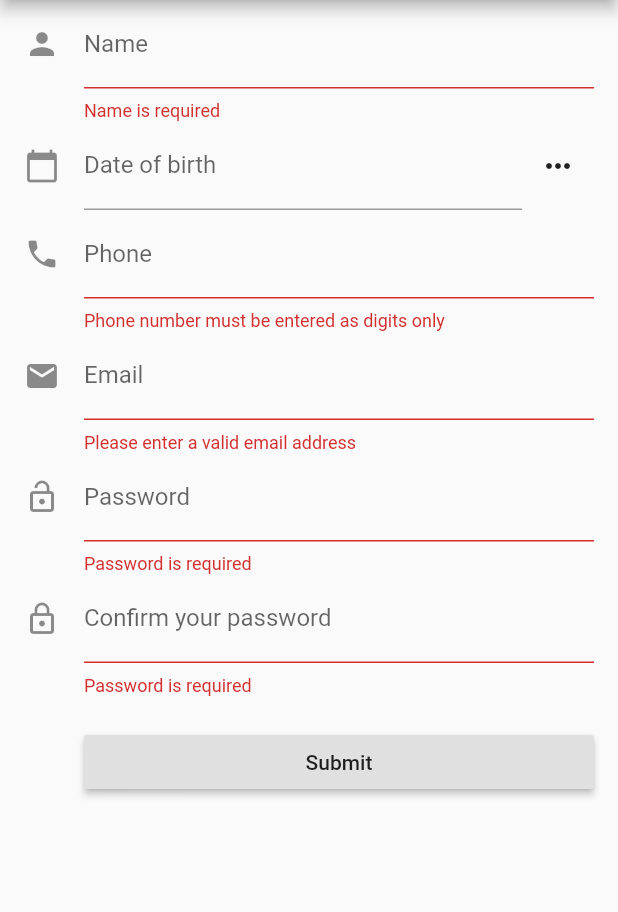
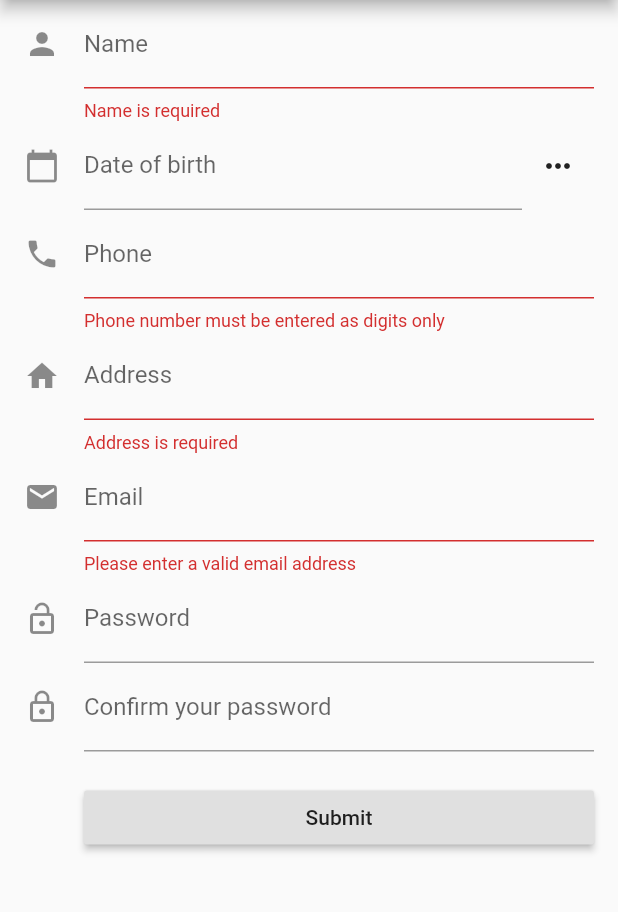
Before and after one commit to dfernandez33/Junior-Design-Plantlanta, a Flutter app: the Registration screen opened directly, on a phone screen of 412 x 824 dp, the part 84-996 px from its top. Run offline on Flutter 3.47's test engine with Material 2 defaults, Android fonts, the phone set to English and light mode, and no system bars; our stand-ins replace built_collection, built_value, cloud_functions, firebase_auth; accounts and stored records are empty; generated files the repository leaves out were written again; network calls fail; Roboto replaces fonts that are missing (Mukta).

Commit message:
Phone number fixed, address field added and password cross-check added

```diff
--- a/Flutter/lib/screens/registration.dart
+++ b/Flutter/lib/screens/registration.dart
@@ -19,15 +19,17 @@ class _RegistrationState extends State<Registration> {
   UserRegistrationModelBuilder newContact;
   final GlobalKey<ScaffoldState> _scaffoldKey = new GlobalKey<ScaffoldState>();
   final GlobalKey<FormState> _formKey = new GlobalKey<FormState>();
+  var passKey = GlobalKey<FormFieldState>();
   final TextEditingController _controller = new TextEditingController();
   final _UsNumberTextInputFormatter _phoneNumberFormatter = new _UsNumberTextInputFormatter();
 
 
-  String name1 = 'roberto';
+  String name1 = '';
   String dob1 = '';
   String phone1 = '';
   String email1 = '';
   String password1 = '';
+  String address1 = '';
 
   Future _chooseDate(BuildContext context, String initialDateString) async {
     var now = new DateTime.now();
@@ -64,6 +66,7 @@ class _RegistrationState extends State<Registration> {
         ..password = password1
         ..name = name1
         ..phone = phone1
+        ..address = address1
         ..email = email1;
 
       Navigator.push(
@@ -80,7 +83,7 @@ class _RegistrationState extends State<Registration> {
   }
 
   bool isValidPhoneNumber(String input) {
-    final RegExp regex = new RegExp(r'^\(\d\d\d\)\d\d\d\-\d\d\d\d$');
+    final RegExp regex = new RegExp(r'^\(\d\d\d\) \d\d\d\-\d\d\d\d$');
     return regex.hasMatch(input);
   }
 
@@ -91,7 +94,12 @@ class _RegistrationState extends State<Registration> {
 
   bool isValidPassword(String input) {
     final RegExp regex = new RegExp(r"^[a-zA-Z0-9.!#$%&'*+/=?^_`{|}~-]$");
-    return regex.hasMatch(input);
+    return regex.hasMatch(input) && input.length > 5;
+  }
+
+  bool confirmPassword(String input, String passwordCheck) {
+    passwordCheck = newContact.password;
+    return input == passwordCheck;
   }
 
   void _submitForm() {
@@ -146,9 +154,9 @@ class _RegistrationState extends State<Registration> {
                       labelText: 'Name',
                     ),
                     inputFormatters: [new LengthLimitingTextInputFormatter(30)],
-                    validator: (val) => val.isEmpty ? 'Name is required' : null,
+                    validator: (name) => name.isEmpty ? 'Name is required' : null,
                     //onSaved: (val) => newContact.rebuild((b) => b.name = val),
-                      onSaved: (val) => name1 = val,
+                      onSaved: (name) => name1 = name,
                   ),
                   new Row(children: <Widget>[
                     new Expanded(
@@ -160,10 +168,10 @@ class _RegistrationState extends State<Registration> {
                           ),
                           controller: _controller,
                           keyboardType: TextInputType.datetime,
-                          validator: (val) =>
-                          isValidDob(val) ? null : 'Not a valid date',
+                          validator: (dob) =>
+                          isValidDob(dob) ? null : 'Not a valid date',
                           //onSaved: (val) => newContact.rebuild((b) => b.dob = val),
-                          onSaved: (val) => dob1 = val,
+                          onSaved: (dob) => dob1 = dob,
                         )),
                     new IconButton(
                       icon: new Icon(Icons.more_horiz),
@@ -183,25 +191,38 @@ class _RegistrationState extends State<Registration> {
                     inputFormatters: <TextInputFormatter>[
                       WhitelistingTextInputFormatter.digitsOnly,
                       _phoneNumberFormatter,
+                      new LengthLimitingTextInputFormatter(14)
                     ],
-                    validator: (value) => isValidPhoneNumber(value)
+                    validator: (phone) => isValidPhoneNumber(phone)
                         ? null
                         : 'Phone number must be entered as digits only',
                     //onSaved: (val) => newContact.rebuild((b) => b.phone = val),
-                    onSaved: (val) => phone1 = val,
+                    onSaved: (phone) => phone1 = phone,
+                  ),
+                  new TextFormField(
+                    decoration: const InputDecoration(
+                      icon: const Icon(Icons.home),
+                      hintText: 'Enter your address',
+                      labelText: 'Address',
+                    ),
+                    inputFormatters: [new LengthLimitingTextInputFormatter(30)],
+                    validator: (address) => address.isEmpty ? 'Address is required' : null,
+                    //onSaved: (val) => newContact.rebuild((b) => b.password = val),
+                    onSaved: (address) => address1 = address,
+                    //onSaved: (val) => newContact.password = val,
                   ),
                   new TextFormField(
                     decoration: const InputDecoration(
                       icon: const Icon(Icons.email),
-                      hintText: 'Enter a email address',
+                      hintText: 'Enter an email address',
                       labelText: 'Email',
                     ),
                     keyboardType: TextInputType.emailAddress,
-                    validator: (value) => isValidEmail(value)
+                    validator: (email) => isValidEmail(email)
                         ? null
                         : 'Please enter a valid email address',
                     //onSaved: (val) => newContact.rebuild((b) => b.email = val),
-                    onSaved: (val) => email1 = val,
+                    onSaved: (email) => email1 = email,
                   ),
                   new TextFormField(
                     decoration: const InputDecoration(
@@ -210,10 +231,12 @@ class _RegistrationState extends State<Registration> {
                       labelText: 'Password',
                     ),
                     inputFormatters: [new LengthLimitingTextInputFormatter(30)],
-                    validator: (val) => val.isEmpty ? 'Password is required' : null,
+                    //validator: (password) => password.isEmpty ? 'Password is required' : null,
+                    validator: (password) => password.length > 5 ? 'Password must be at least 6 characters' : null,
                     //onSaved: (val) => newContact.rebuild((b) => b.password = val),
-                    onSaved: (val) => password1 = val,
+                    onSaved: (password) => password1 = password,
                     obscureText: true,
+                    key: passKey,
                     //onSaved: (val) => newContact.password = val,
                   ),
                   new TextFormField(
@@ -223,7 +246,7 @@ class _RegistrationState extends State<Registration> {
                       labelText: 'Confirm your password',
                     ),
                     inputFormatters: [new LengthLimitingTextInputFormatter(30)],
-                    validator: (val) => val.isEmpty ? 'Password is required' : null,
+                    validator: (confirmation) => (confirmation == passKey.currentState.value.toString()) ? null : 'Passwords dont match',
                     obscureText: true,
                     //onSaved: (val) => newContact.password = val,
                   ),
```
Also changed, not shown: Flutter/lib/screens/preferences2_screen.dart (+62 -3 lines).
